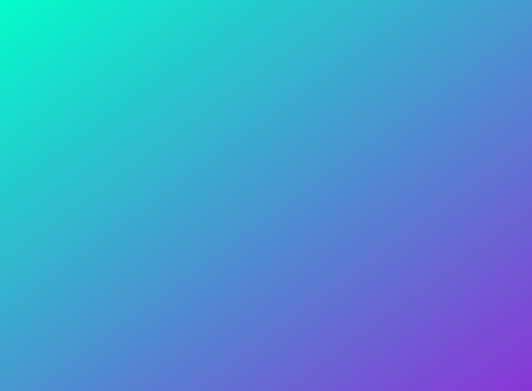
The window that BTables/forms/guessResultsDialog.ui (Bloody-cpp/BTables) describes before a commit, drawn with Qt 5.
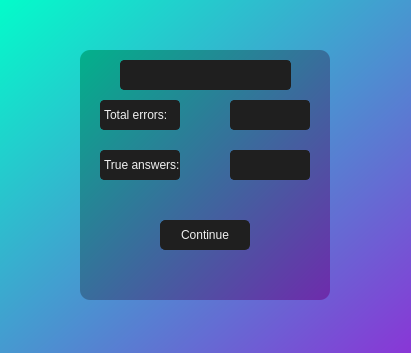
The same window after the commit.

Commit message: add guess dialog and add highlight to true answers

Patch:
```diff
--- a/BTables/forms/guessResultsDialog.ui
+++ b/BTables/forms/guessResultsDialog.ui
@@ -6,8 +6,8 @@
    <rect>
     <x>0</x>
     <y>0</y>
-    <width>532</width>
-    <height>391</height>
+    <width>411</width>
+    <height>353</height>
    </rect>
   </property>
   <property name="windowTitle">
@@ -19,6 +19,137 @@
 	background-color: qlineargradient(spread:pad, x1:0, y1:0, x2:1, y2:1, stop:0 rgba(3, 252, 202, 255), stop:1 rgba(137, 54, 214, 255));
 }</string>
   </property>
+  <property name="modal">
+   <bool>false</bool>
+  </property>
+  <widget class="QFrame" name="frame">
+   <property name="geometry">
+    <rect>
+     <x>80</x>
+     <y>50</y>
+     <width>250</width>
+     <height>250</height>
+    </rect>
+   </property>
+   <property name="styleSheet">
+    <string notr="true">QFrame#frame
+{
+	background-color: qlineargradient(spread:pad, x1:0, y1:0, x2:1, y2:1, stop:0 rgba(2, 177, 139, 255), stop:1 rgba(110, 43, 172, 255));
+	border-radius: 10px
+}
+QLabel {
+	border-radius: 4px;
+	background-color: rgb(31, 31, 31);
+	border: 1px solid rgb(31, 31, 31);
+	color: rgb(240, 240, 240);
+}
+QPushButton
+{
+	border-radius: 5px;
+	background-color: rgb(31, 31, 31);
+	color: rgb(240, 240, 240);
+	border: 1px solid rgb(31, 31, 31);
+}
+</string>
+   </property>
+   <property name="frameShape">
+    <enum>QFrame::NoFrame</enum>
+   </property>
+   <property name="frameShadow">
+    <enum>QFrame::Raised</enum>
+   </property>
+   <widget class="QLabel" name="typeTrueAnswers">
+    <property name="geometry">
+     <rect>
+      <x>150</x>
+      <y>100</y>
+      <width>80</width>
+      <height>30</height>
+     </rect>
+    </property>
+    <property name="styleSheet">
+     <string notr="true">color: rgb(35, 200, 6)</string>
+    </property>
+    <property name="text">
+     <string/>
+    </property>
+   </widget>
+   <widget class="QLabel" name="totalErrorsLabel">
+    <property name="geometry">
+     <rect>
+      <x>20</x>
+      <y>50</y>
+      <width>80</width>
+      <height>30</height>
+     </rect>
+    </property>
+    <property name="text">
+     <string>Total errors:</string>
+    </property>
+   </widget>
+   <widget class="QLabel" name="typeTotalErros">
+    <property name="geometry">
+     <rect>
+      <x>150</x>
+      <y>50</y>
+      <width>80</width>
+      <height>30</height>
+     </rect>
+    </property>
+    <property name="styleSheet">
+     <string notr="true">color: rgb(173, 0, 0)</string>
+    </property>
+    <property name="text">
+     <string/>
+    </property>
+   </widget>
+   <widget class="QLabel" name="trueAnswersLabel">
+    <property name="geometry">
+     <rect>
+      <x>20</x>
+      <y>100</y>
+      <width>80</width>
+      <height>30</height>
+     </rect>
+    </property>
+    <property name="text">
+     <string>True answers:</string>
+    </property>
+   </widget>
+   <widget class="QLabel" name="totalAnswersLabel">
+    <property name="geometry">
+     <rect>
+      <x>40</x>
+      <y>10</y>
+      <width>171</width>
+      <height>30</height>
+     </rect>
+    </property>
+    <property name="styleSheet">
+     <string notr="true">QLabel {
+	border-radius: 4px;
+	background-color: rgb(31, 31, 31);
+	border: 1px solid rgb(31, 31, 31);
+}</string>
+    </property>
+    <property name="text">
+     <string/>
+    </property>
+   </widget>
+   <widget class="QPushButton" name="continueButton">
+    <property name="geometry">
+     <rect>
+      <x>80</x>
+      <y>170</y>
+      <width>90</width>
+      <height>30</height>
+     </rect>
+    </property>
+    <property name="text">
+     <string>Continue</string>
+    </property>
+   </widget>
+  </widget>
  </widget>
  <resources/>
  <connections/>
```
Left out of the diff: 2 changed lines with no effect on the pictures. The commit also changes 6 other files.
